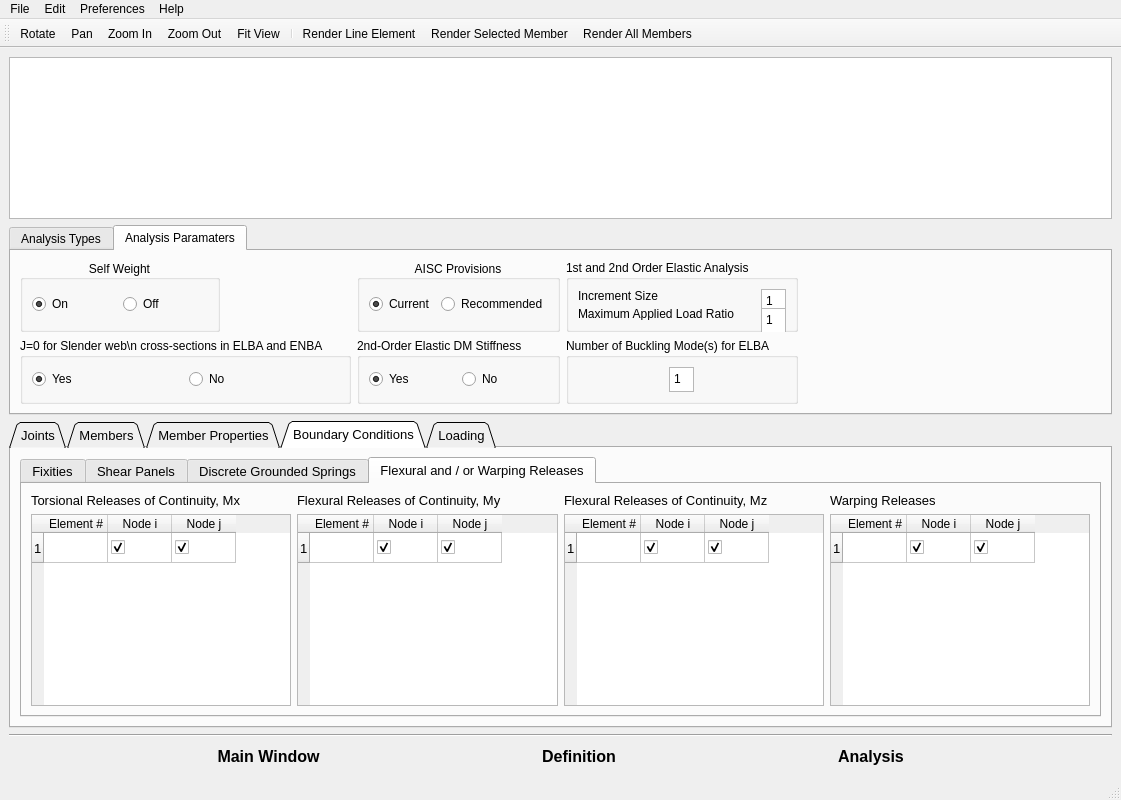
The window that GUI dev/Try1_Oguzhan/Sabre2 GUI/SABRE2-V3.ui (oguzhantogay/SABRE2_V2_local) describes before a commit, drawn with Qt 5.
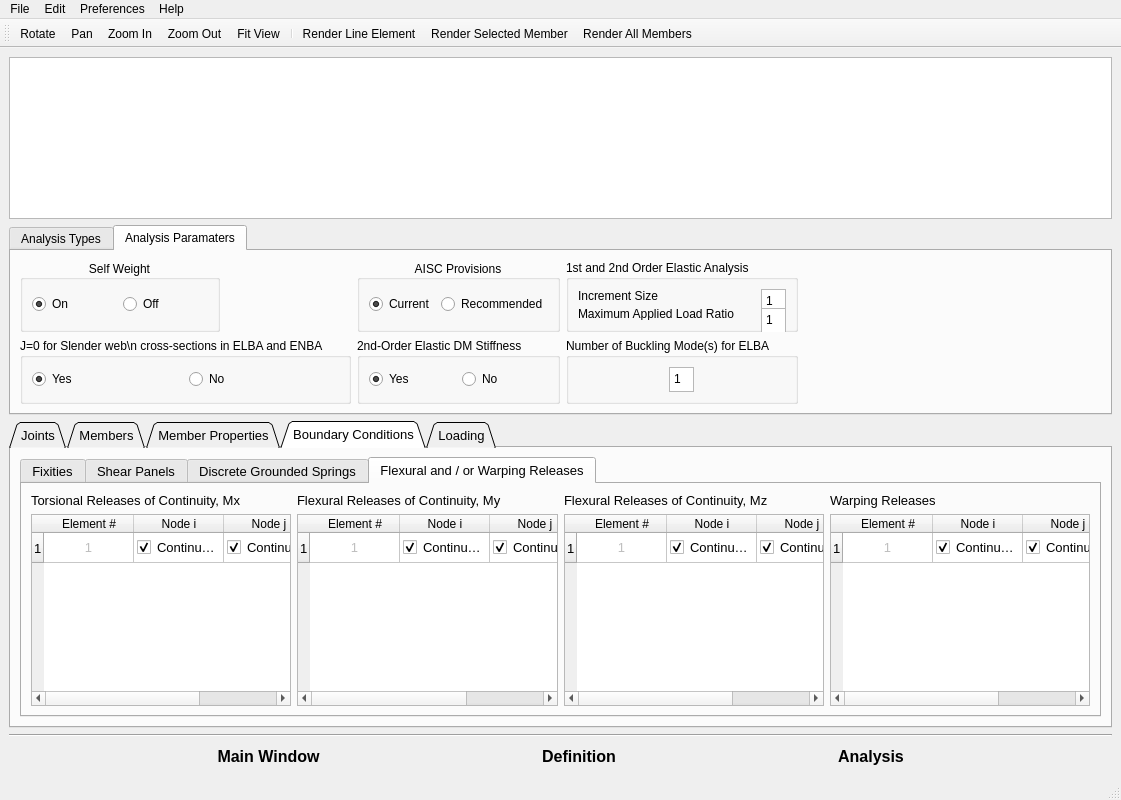
The same window after the commit. The open tabs and pages were chosen to show the change. Icons and pictures are not drawn.

Commit message: Tabs work till loading tab

What changed in the file:
```diff
--- a/GUI dev/Try1_Oguzhan/Sabre2 GUI/SABRE2-V3.ui
+++ b/GUI dev/Try1_Oguzhan/Sabre2 GUI/SABRE2-V3.ui
@@ -464,7 +464,7 @@
        <enum>QTabWidget::Triangular</enum>
       </property>
       <property name="currentIndex">
-       <number>3</number>
+       <number>4</number>
       </property>
       <property name="iconSize">
        <size>
@@ -1309,7 +1309,7 @@
         <item>
          <widget class="QTabWidget" name="BoundaryConditionsTabs">
           <property name="currentIndex">
-           <number>2</number>
+           <number>3</number>
           </property>
           <widget class="QWidget" name="FixitiesTab">
            <attribute name="title">
@@ -2100,7 +2100,7 @@
               <item row="1" column="3">
                <widget class="QTableWidget" name="Warping_Release">
                 <attribute name="horizontalHeaderDefaultSectionSize">
-                 <number>64</number>
+                 <number>90</number>
                 </attribute>
                 <row>
                  <property name="text">
@@ -2122,15 +2122,38 @@
                   <string>Node j</string>
                  </property>
                 </column>
+                <item row="0" column="0">
+                 <property name="text">
+                  <string>1</string>
+                 </property>
+                 <property name="textAlignment">
+                  <set>AlignCenter</set>
+                 </property>
+                 <property name="flags">
+                  <set>ItemIsDragEnabled|ItemIsUserCheckable</set>
+                 </property>
+                </item>
                 <item row="0" column="1">
+                 <property name="text">
+                  <string>Continuous</string>
+                 </property>
                  <property name="checkState">
                   <enum>Checked</enum>
                  </property>
+                 <property name="flags">
+                  <set>ItemIsDragEnabled|ItemIsUserCheckable|ItemIsEnabled</set>
+                 </property>
                 </item>
                 <item row="0" column="2">
+                 <property name="text">
+                  <string>Continuous</string>
+                 </property>
                  <property name="checkState">
                   <enum>Checked</enum>
                  </property>
+                 <property name="flags">
+                  <set>ItemIsDragEnabled|ItemIsUserCheckable|ItemIsEnabled</set>
+                 </property>
                 </item>
                </widget>
               </item>
@@ -2141,46 +2164,6 @@
                 </property>
                </widget>
               </item>
-              <item row="1" column="0">
-               <widget class="QTableWidget" name="Torsional_Release">
-                <attribute name="horizontalHeaderDefaultSectionSize">
-                 <number>64</number>
-                </attribute>
-                <row>
-                 <property name="text">
-                  <string>1</string>
-                 </property>
-                </row>
-                <column>
-                 <property name="text">
-                  <string>Element #</string>
-                 </property>
-                </column>
-                <column>
-                 <property name="text">
-                  <string>Node i</string>
-                 </property>
-                </column>
-                <column>
-                 <property name="text">
-                  <string>Node j</string>
-                 </property>
-                </column>
-                <item row="0" column="1">
-                 <property name="text">
-                  <string/>
-                 </property>
-                 <property name="checkState">
-                  <enum>Checked</enum>
-                 </property>
-                </item>
-                <item row="0" column="2">
-                 <property name="checkState">
-                  <enum>Checked</enum>
-                 </property>
-                </item>
-               </widget>
-              </item>
               <item row="0" column="1">
                <widget class="QLabel" name="My_release_text">
                 <property name="text">
@@ -2191,7 +2174,7 @@
               <item row="1" column="1">
                <widget class="QTableWidget" name="My_release">
                 <attribute name="horizontalHeaderDefaultSectionSize">
-                 <number>64</number>
+                 <number>90</number>
                 </attribute>
                 <row>
                  <property name="text">
@@ -2213,22 +2196,52 @@
                   <string>Node j</string>
                  </property>
                 </column>
+                <item row="0" column="0">
+                 <property name="text">
+                  <string>1</string>
+                 </property>
+                 <property name="textAlignment">
+                  <set>AlignCenter</set>
+                 </property>
+                 <property name="flags">
+                  <set>ItemIsDragEnabled|ItemIsUserCheckable</set>
+                 </property>
+                </item>
                 <item row="0" column="1">
+                 <property name="text">
+                  <string>Continuous</string>
+                 </property>
                  <property name="checkState">
                   <enum>Checked</enum>
                  </property>
+                 <property name="flags">
+                  <set>ItemIsDragEnabled|ItemIsUserCheckable|ItemIsEnabled</set>
+                 </property>
                 </item>
                 <item row="0" column="2">
+                 <property name="text">
+                  <string>Continuous</string>
+                 </property>
                  <property name="checkState">
                   <enum>Checked</enum>
                  </property>
+                 <property name="flags">
+                  <set>ItemIsDragEnabled|ItemIsUserCheckable|ItemIsEnabled</set>
+                 </property>
                 </item>
                </widget>
               </item>
+              <item row="0" column="2">
+               <widget class="QLabel" name="Mz_release_text">
+                <property name="text">
+                 <string>Flexural Releases of Continuity, Mz</string>
+                </property>
+               </widget>
+              </item>
               <item row="1" column="2">
                <widget class="QTableWidget" name="Mz_release">
                 <attribute name="horizontalHeaderDefaultSectionSize">
-                 <number>64</number>
+                 <number>90</number>
                 </attribute>
                 <row>
                  <property name="text">
@@ -2250,15 +2263,41 @@
                   <string>Node j</string>
                  </property>
                 </column>
+                <item row="0" column="0">
+                 <property name="text">
+                  <string>1</string>
+                 </property>
+                 <property name="textAlignment">
+                  <set>AlignCenter</set>
+                 </property>
+                 <property name="flags">
+                  <set>ItemIsDragEnabled|ItemIsUserCheckable</set>
+                 </property>
+                </item>
                 <item row="0" column="1">
+                 <property name="text">
+                  <string>Continuous</string>
+                 </property>
+                 <property name="textAlignment">
+                  <set>AlignLeading|AlignVCenter</set>
+                 </property>
                  <property name="checkState">
                   <enum>Checked</enum>
                  </property>
+                 <property name="flags">
+                  <set>ItemIsDragEnabled|ItemIsUserCheckable|ItemIsEnabled</set>
+                 </property>
                 </item>
                 <item row="0" column="2">
+                 <property name="text">
+                  <string>Continuous</string>
+                 </property>
                  <property name="checkState">
                   <enum>Checked</enum>
                  </property>
+                 <property name="flags">
+                  <set>ItemIsDragEnabled|ItemIsUserCheckable|ItemIsEnabled</set>
+                 </property>
                 </item>
                </widget>
               </item>
@@ -2269,11 +2308,64 @@
                 </property>
                </widget>
               </item>
-              <item row="0" column="2">
-               <widget class="QLabel" name="Mz_release_text">
-                <property name="text">
-                 <string>Flexural Releases of Continuity, Mz</string>
-                </property>
+              <item row="1" column="0">
+               <widget class="QTableWidget" name="Torsional_Release">
+                <attribute name="horizontalHeaderDefaultSectionSize">
+                 <number>90</number>
+                </attribute>
+                <row>
+                 <property name="text">
+                  <string>1</string>
+                 </property>
+                </row>
+                <column>
+                 <property name="text">
+                  <string>Element #</string>
+                 </property>
+                </column>
+                <column>
+                 <property name="text">
+                  <string>Node i</string>
+                 </property>
+                </column>
+                <column>
+                 <property name="text">
+                  <string>Node j</string>
+                 </property>
+                </column>
+                <item row="0" column="0">
+                 <property name="text">
+                  <string>1</string>
+                 </property>
+                 <property name="textAlignment">
+                  <set>AlignCenter</set>
+                 </property>
+                 <property name="flags">
+                  <set>ItemIsDragEnabled|ItemIsUserCheckable</set>
+                 </property>
+                </item>
+                <item row="0" column="1">
+                 <property name="text">
+                  <string>Continuous</string>
+                 </property>
+                 <property name="checkState">
+                  <enum>Checked</enum>
+                 </property>
+                 <property name="flags">
+                  <set>ItemIsDragEnabled|ItemIsUserCheckable|ItemIsEnabled</set>
+                 </property>
+                </item>
+                <item row="0" column="2">
+                 <property name="text">
+                  <string>Continuous</string>
+                 </property>
+                 <property name="checkState">
+                  <enum>Checked</enum>
+                 </property>
+                 <property name="flags">
+                  <set>ItemIsDragEnabled|ItemIsUserCheckable|ItemIsEnabled</set>
+                 </property>
+                </item>
                </widget>
               </item>
              </layout>
@@ -2310,7 +2402,7 @@
                  </size>
                 </property>
                 <property name="editable">
-                 <bool>true</bool>
+                 <bool>false</bool>
                 </property>
                 <item>
                  <property name="text">
```
The commit also changes 2 other files.
